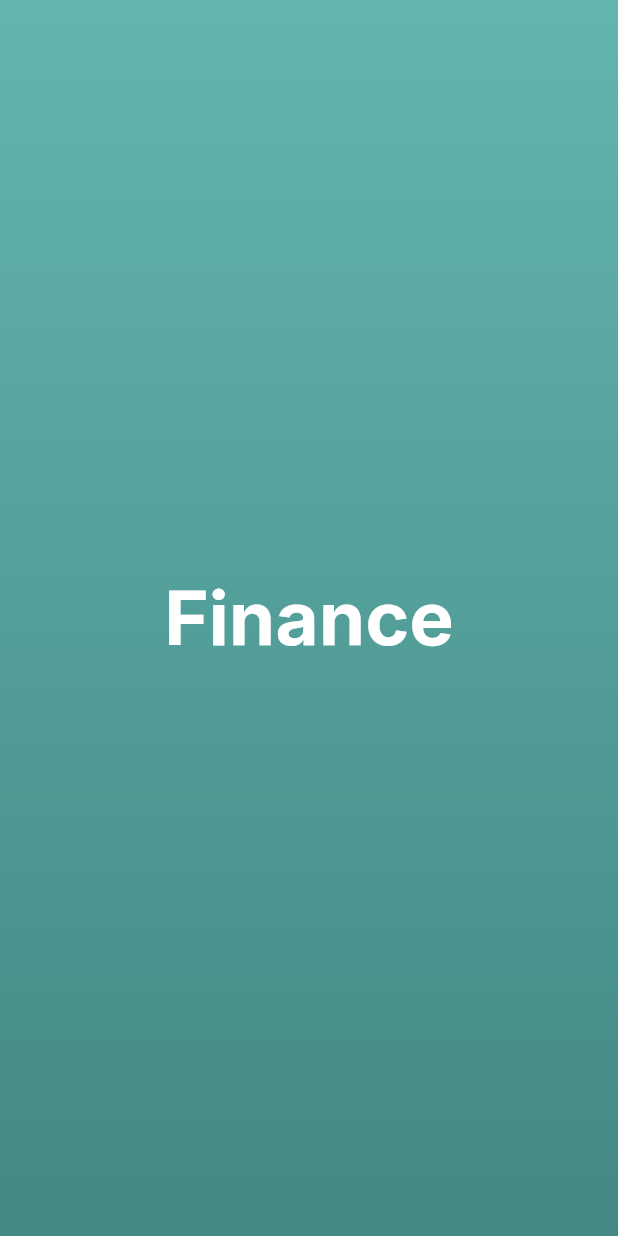
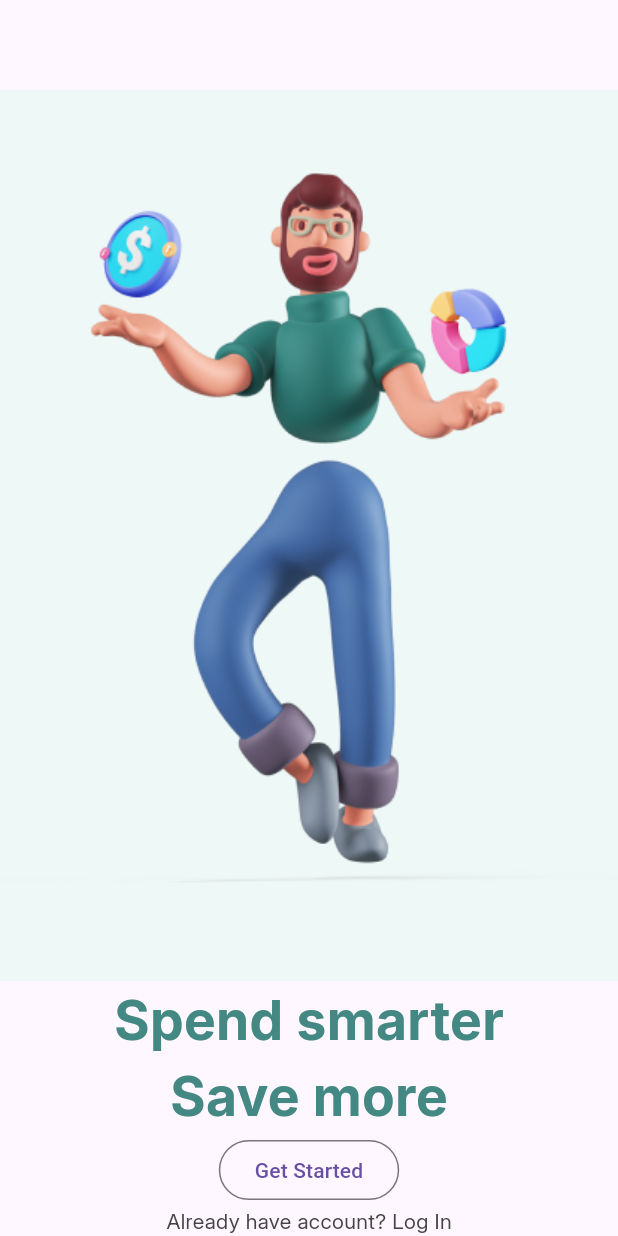
Before and after one commit to alvaro-veiga/finace-app, a Flutter app: the screen it shows after launch, on a phone screen of 412 x 824 dp. Run offline on Flutter 3.47's test engine with Material 3 defaults, Android fonts, the phone set to English and light mode, and no system bars.

Commit message:
feat: create onboarding page

```diff
--- a/finance_app/lib/app.dart
+++ b/finance_app/lib/app.dart
@@ -1,3 +1,4 @@
+import 'package:finance_app/features/onboarding/onboarding_page.dart';
 import 'package:finance_app/features/splash/splash_page.dart';
 import 'package:flutter/material.dart';
 
@@ -7,7 +8,7 @@ class App extends StatelessWidget {
   @override
   Widget build(BuildContext context) {
     return const MaterialApp(
-      home: SplashPage(),
+      home: OnboardingPage(),
     );
 
   }
--- a/finance_app/lib/common/constants/app_collors.dart
+++ b/finance_app/lib/common/constants/app_collors.dart
@@ -6,4 +6,6 @@ class AppCollors {
   static const Color greenlightOne = Color(0xff63b5af);
   static const Color greenlightTwo = Color(0xFF438883);
   static const Color white = Color(0xffffffff);
+  static const Color iceWhite = Color(0xFFEEF8F7);
+  static const Color grey = Color(0xff444444);
 }
--- /dev/null
+++ b/finance_app/lib/features/onboarding/onboarding_page.dart
@@ -0,0 +1,49 @@
+import 'package:finance_app/common/constants/app_collors.dart';
+import 'package:flutter/material.dart';
+import 'package:flutter/widgets.dart';
+
+class OnboardingPage extends StatelessWidget {
+  const OnboardingPage({super.key});
+
+  @override
+  Widget build(BuildContext context) {
+    return Scaffold(
+      body: Align(
+        child: Column(
+        children: [
+          const SizedBox(height: 60.0,),
+          Expanded(
+            flex: 2,
+            child: Container(
+              color: AppCollors.iceWhite,
+              child: Image.asset("assets/images/man.png"),
+              )
+          ),
+          const Text('Spend smarter', style: TextStyle(
+            fontFamily: 'inter',
+            fontSize: 36.0,
+            fontWeight: FontWeight.w700,
+            color: AppCollors.greenlightTwo
+          ),),
+          const Text('Save more', style: TextStyle(
+            fontFamily: 'inter',
+            fontSize: 36.0,
+            fontWeight: FontWeight.w700,
+            color: AppCollors.greenlightTwo
+          ),),
+          OutlinedButton(
+            onPressed: () {},
+            child: const Text('Get Started')),
+          const Text('Already have account? Log In', style: TextStyle(
+            fontFamily: 'inter',
+            fontSize: 14.0,
+            fontWeight: FontWeight.w500,
+            color: AppCollors.grey
+          ),)
+        ],
+      ),
+      ),
+
+    );
+  }
+}
```
